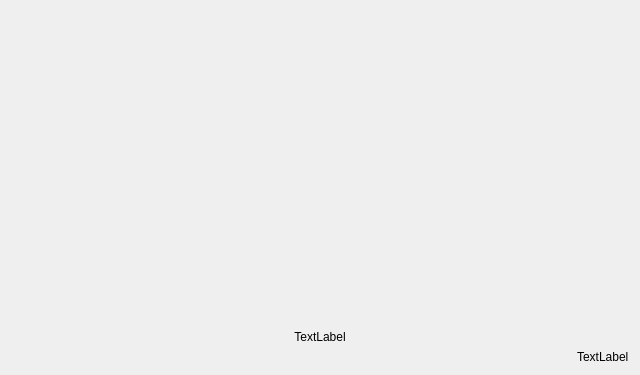
First picture: the form in epyq/widgets/text.ui, repository epcpower/st, before the edit.
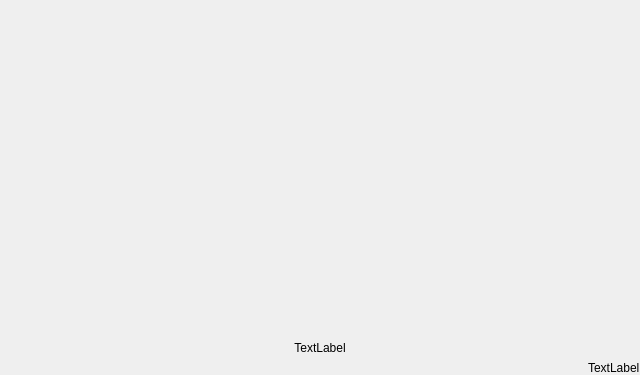
Second picture: the form after the edit.

Commit message:
Set all layout margins in widgets to 0 to compact them
Ref T335

Patch:
```diff
--- a/epyq/widgets/text.ui
+++ b/epyq/widgets/text.ui
@@ -14,8 +14,32 @@
    <string>Form</string>
   </property>
   <layout class="QHBoxLayout" name="horizontalLayout_2">
+   <property name="leftMargin">
+    <number>0</number>
+   </property>
+   <property name="topMargin">
+    <number>0</number>
+   </property>
+   <property name="rightMargin">
+    <number>0</number>
+   </property>
+   <property name="bottomMargin">
+    <number>0</number>
+   </property>
    <item>
     <layout class="QVBoxLayout" name="verticalLayout" stretch="1,0">
+     <property name="leftMargin">
+      <number>0</number>
+     </property>
+     <property name="topMargin">
+      <number>0</number>
+     </property>
+     <property name="rightMargin">
+      <number>0</number>
+     </property>
+     <property name="bottomMargin">
+      <number>0</number>
+     </property>
      <item>
       <widget class="QLabel" name="label">
        <property name="text">
@@ -28,6 +52,18 @@
      </item>
      <item>
       <layout class="QHBoxLayout" name="horizontalLayout">
+       <property name="leftMargin">
+        <number>0</number>
+       </property>
+       <property name="topMargin">
+        <number>0</number>
+       </property>
+       <property name="rightMargin">
+        <number>0</number>
+       </property>
+       <property name="bottomMargin">
+        <number>0</number>
+       </property>
        <item>
         <widget class="QLabel" name="value">
          <property name="sizePolicy">
```
The commit also changes 10 other files.
